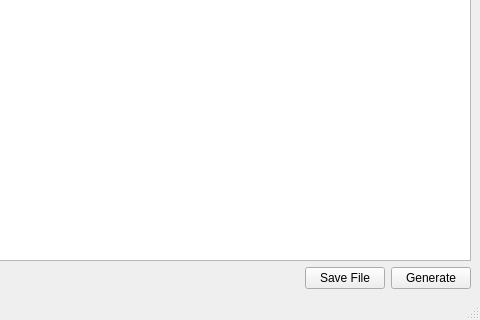
The window that Source/Applications/PluginMaker/UI_Files/PluginMaker.ui (BlueQuartzSoftware/DREAM3D) describes before a commit, drawn with Qt 5; both pictures show x 455 to 935 and y 400 to 720 of the 935 by 720 pixel window.
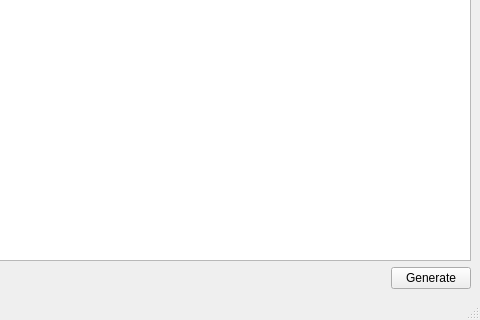
The same window after the commit. Icons and pictures are not drawn. Custom widgets are drawn as their Qt base class.

Commit message: Consolidated and optimized code in PluginMaker dealing with previewing and generating files

Diff of the .ui file:
```diff
--- a/Source/Applications/PluginMaker/UI_Files/PluginMaker.ui
+++ b/Source/Applications/PluginMaker/UI_Files/PluginMaker.ui
@@ -135,13 +135,6 @@
       </property>
      </widget>
     </item>
-    <item row="3" column="3">
-     <widget class="QPushButton" name="saveFileBtn">
-      <property name="text">
-       <string>Save File</string>
-      </property>
-     </widget>
-    </item>
     <item row="3" column="2">
      <spacer name="horizontalSpacer">
       <property name="orientation">
```
The commit also changes 6 other files.
